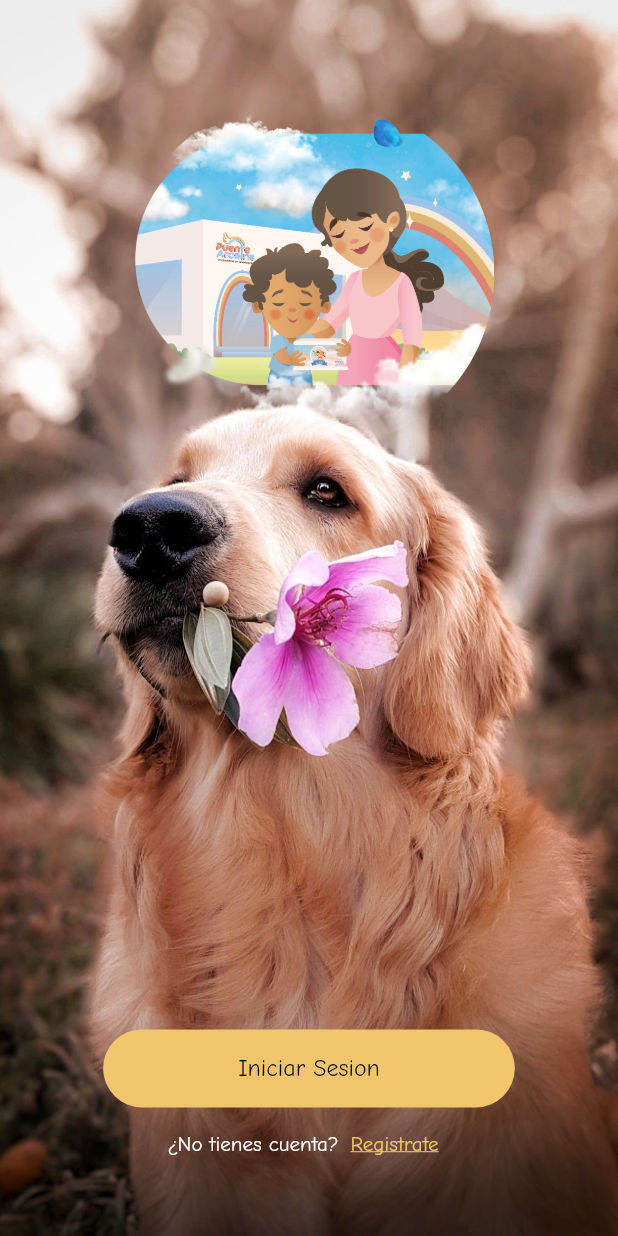
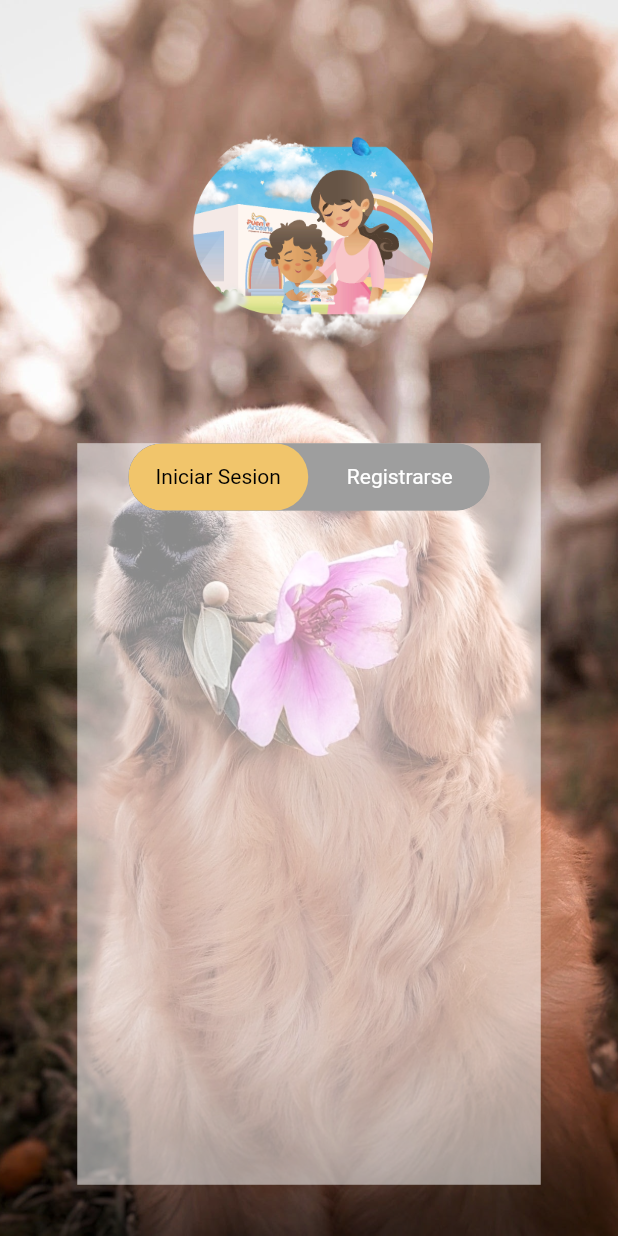
Before and after one commit to Anthonny222/puente-arcoiris, a Flutter app: the IngresarScreen screen opened by its route, after a tap on "Iniciar Sesion", on a phone screen of 412 x 824 dp. Run offline on Flutter 3.47's test engine with Material 2 defaults, Android fonts, the phone set to English and light mode, and no system bars; drawn by our look-alikes of toggle_switch; our stand-ins replace firebase_core; accounts and stored records are empty.

Commit message:
ventana Iniciar hecha, login solo faltan el switch

```diff
--- a/lib/routes/app-routes.dart
+++ b/lib/routes/app-routes.dart
@@ -1,3 +1,4 @@
+
 import 'package:flutter/material.dart';
 import 'package:puente_arcoiris/screens/screens.dart';
 
@@ -6,11 +7,13 @@ import 'package:puente_arcoiris/screens/screens.dart';
 class AppRoutes{
 
   static const rutaInicial = 'inicio';
+  static const rutaLogin = 'login';
 
 
   static Map<String, Widget Function (BuildContext context)> routes ={
 
-    'inicio': (BuildContext context) => const IngresarScreen()
+    'inicio': (BuildContext context) => const IngresarScreen(),
+    'login': (BuildContext context) => const LoginScreen()
 
 
   };
--- a/lib/screens/ingresar.dart
+++ b/lib/screens/ingresar.dart
@@ -1,4 +1,5 @@
 import 'package:flutter/material.dart';
+import 'package:puente_arcoiris/routes/app-routes.dart';
 import 'package:puente_arcoiris/theme/app_theme.dart';
 
 
@@ -36,7 +37,9 @@ class IngresarScreen extends StatelessWidget {
                   height: size.height * 0.47,
                 ),
                 ElevatedButton(
-                  onPressed: (){},
+                  onPressed: (){
+                    Navigator.pushNamed(context, AppRoutes.rutaLogin);
+                  },
                   child: const Text('Iniciar Sesion', style: TextStyle(color: Colors.black, fontFamily: 'Comic Neue', fontSize: 16),),
                 ),
                 Row(
--- /dev/null
+++ b/lib/screens/login.dart
@@ -0,0 +1,79 @@
+import 'package:flutter/material.dart';
+import 'package:puente_arcoiris/theme/app_theme.dart';
+import 'package:toggle_switch/toggle_switch.dart';
+
+class LoginScreen extends StatefulWidget {
+
+
+
+  const LoginScreen({Key? key}) : super(key: key);
+
+  @override
+  State<LoginScreen> createState() => _LoginScreenState();
+}
+
+class _LoginScreenState extends State<LoginScreen> {
+  @override
+  Widget build(BuildContext context) {
+
+    final size = MediaQuery.of(context).size;
+    int opcion = 0;
+
+    return Scaffold(
+      body: Center(
+        child: SingleChildScrollView(
+          child: Container(
+            width: size.width,
+            height: size.height,
+            decoration: const BoxDecoration(
+              image: DecorationImage(image: AssetImage('assets/inicio.jpg'), fit: BoxFit.cover),
+            ),
+            child: Column(
+              children: [
+                SizedBox(
+                  height: size.height*0.1,
+                ),
+                Image(image: const AssetImage('assets/puente-arcoiris.png'),
+                  fit: BoxFit.contain,
+                  width: size.width * 0.4 ,
+                ),
+                Container(
+                  color: Colors.white54,
+                  height: size.height*0.6,
+                  width: size.width*0.75,
+                  margin: EdgeInsets.only(top: size.height*0.07),
+                  child: Column(
+                    children: [
+                      ToggleSwitch(
+                        minWidth: 120.0,
+                        minHeight: 45,
+                        cornerRadius: 50.0,
+                        activeBgColors: const [[AppTheme.primary], [AppTheme.primary]],
+                        activeFgColor: const Color.fromARGB(255, 0, 0, 0),
+                        inactiveBgColor: Colors.grey,
+                        inactiveFgColor: Colors.white,
+                        initialLabelIndex: 0,
+                        totalSwitches: 2,
+                        labels: const ['Iniciar Sesion', 'Registrarse'],
+                        radiusStyle: true,
+                        onToggle: (opcion){
+
+                          setState(() {
+
+                          });
+
+                        },
+                      ),
+                      if (opcion == 1)
+                        Container(child: Text('Hola Registrarse'),)
+                    ],
+                  ),
+                )
+              ],
+            ),
+          ),
+        ),
+      ),
+    );
+  }
+}
--- a/lib/screens/screens.dart
+++ b/lib/screens/screens.dart
@@ -1,2 +1,4 @@
+
+export 'package:puente_arcoiris/screens/login.dart';
 
 export 'package:puente_arcoiris/screens/ingresar.dart';
--- a/pubspec.yaml
+++ b/pubspec.yaml
@@ -39,6 +39,7 @@ dependencies:
   firebase_core: ^2.4.1
   firebase_auth: ^4.2.5
   google_sign_in: ^5.4.2
+  toggle_switch: ^2.0.1
 
 dev_dependencies:
   flutter_test:
```
Also changed, not shown: pubspec.lock.
